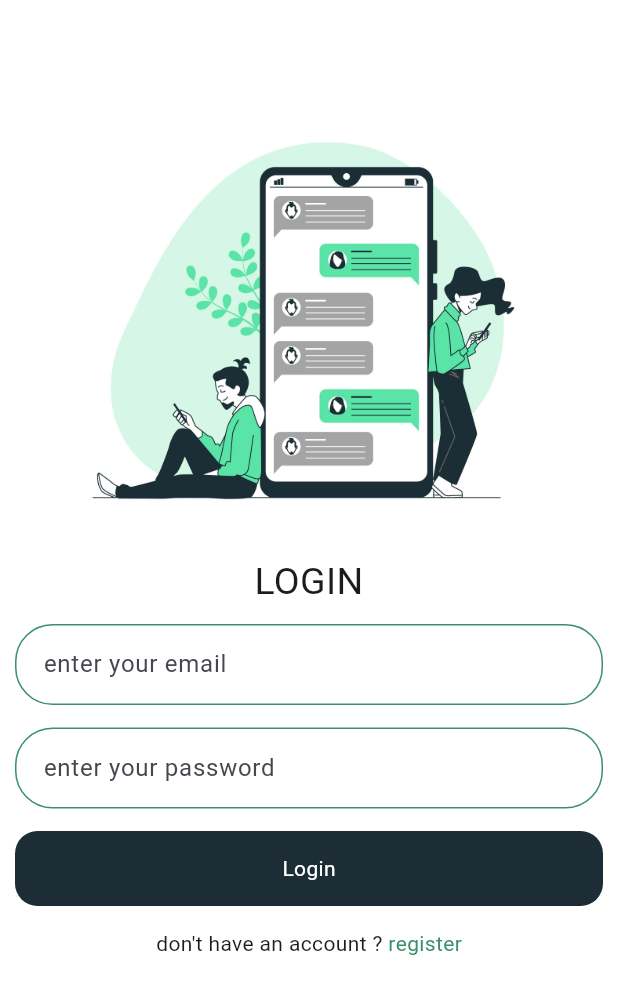
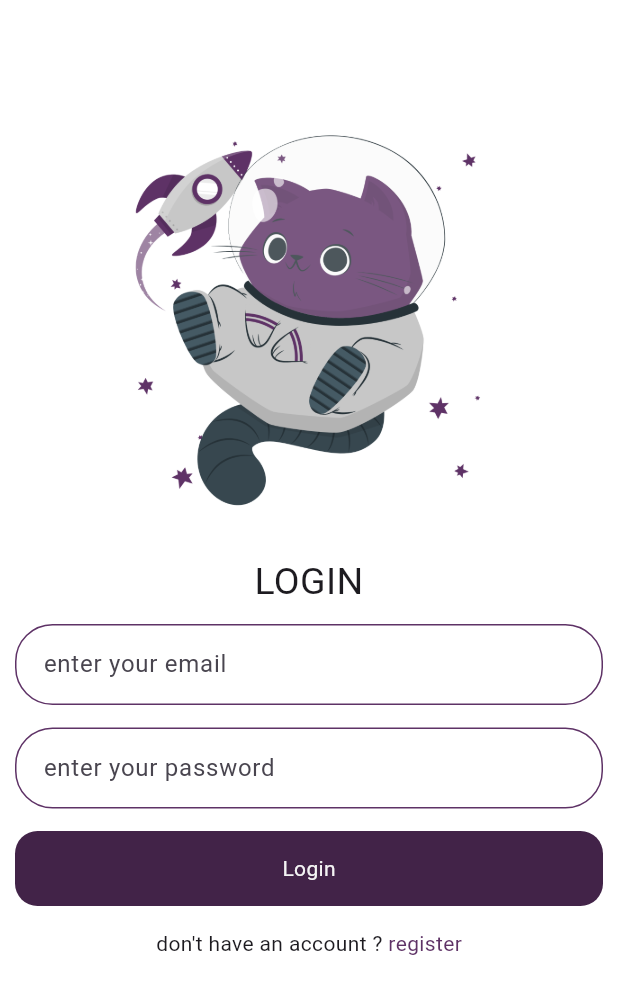
Before and after one commit to esraaehab333/Chat-App, a Flutter app: the screen it shows after launch, on a phone screen of 412 x 824 dp. Shown: the top 994 px of the screen. Run offline on Flutter 3.47's test engine with Material 3 defaults, Android fonts, the light colour scheme and no system bars; drawn by our look-alikes of modal_progress_hud_nsn; our stand-ins replace cloud_firestore, firebase_auth, firebase_core; accounts and stored records are empty.

Commit message:
commit 4

```diff
--- a/lib/constants.dart
+++ /dev/null
@@ -1,11 +0,0 @@
-// ignore_for_file: non_constant_identifier_names, constant_identifier_names
-
-import 'package:flutter/material.dart';
-import 'package:flutter/services.dart';
-
-Color EnableBorderSideColor = const Color.fromRGBO(57, 144, 106, 1);
-Color TextColor = const Color.fromRGBO(28, 45, 53, 1);
-Color WhiteColor = const Color.fromRGBO(255, 255, 255, 1);
-Color FoucseBorderSideColor = const Color.fromRGBO(91, 224, 167, 1);
-const KeyMessageCollection = "messages";
-const KMessage = "message";
--- /dev/null
+++ b/lib/constants/color.dart
@@ -0,0 +1,13 @@
+import 'package:flutter/material.dart';
+
+Color MyGray = const Color.fromRGBO(244, 244, 244, 1);
+Color MyPurple1 = const Color.fromRGBO(158, 132, 163, 1);
+Color MyPurple2 = const Color.fromRGBO(124, 88, 131, 1);
+Color MyPurple3 = const Color.fromRGBO(94, 50, 102, 1);
+Color MyPurple4 = const Color.fromRGBO(66, 35, 72, 1);
+Color MyGray2 = const Color.fromRGBO(38, 50, 56, 1);
+
+
+Color MyBrown1 = const Color.fromRGBO(174, 116, 97, 1);
+Color MyBrown2 = const Color.fromRGBO(121, 81, 68, 1);
+Color MyBrown3 = const Color.fromRGBO(111, 68, 57, 1);
--- /dev/null
+++ b/lib/constants/strings.dart
@@ -0,0 +1,2 @@
+const KeyMessageCollection = "messages";
+const KMessage = "message";
--- a/lib/models/message.dart
+++ b/lib/models/message.dart
@@ -1,4 +1,6 @@
-import 'package:chat_app/constants.dart';
+
+
+import 'package:chat_app/constants/strings.dart';
 
 class Message {
   final String id;
--- a/lib/screens/login_screen.dart
+++ b/lib/screens/login_screen.dart
@@ -1,6 +1,6 @@
 // ignore_for_file: use_build_context_synchronously
 
-import 'package:chat_app/constants.dart';
+import 'package:chat_app/constants/color.dart';
 import 'package:chat_app/helper/login_user.dart';
 import 'package:chat_app/helper/show_snack_bar.dart';
 import 'package:chat_app/screens/chat_screen.dart';
@@ -41,7 +41,7 @@ class _LoginScreenState extends State<LoginScreen> {
                   height: 60,
                 ),
                 const Image(
-                  image: AssetImage("assets/images/chat.jpg"),
+                  image: AssetImage("assets/images/Cat astronaut-cuate (2).png"),
                   height: 300,
                 ),
                 const SizedBox(
@@ -125,7 +125,7 @@ class _LoginScreenState extends State<LoginScreen> {
                       },
                       child: Text(
                         "register",
-                        style: TextStyle(color: EnableBorderSideColor),
+                        style: TextStyle(color: MyPurple3),
                       ),
                     ),
                   ],
@@ -138,3 +138,6 @@ class _LoginScreenState extends State<LoginScreen> {
     );
   }
 }
+
+class EnableBorderSideColor {
+}
--- a/lib/widgets/custom_button.dart
+++ b/lib/widgets/custom_button.dart
@@ -1,6 +1,7 @@
 // ignore_for_file: must_be_immutable
 
-import 'package:chat_app/constants.dart';
+
+import 'package:chat_app/constants/color.dart';
 import 'package:flutter/material.dart';
 
 class CustomButton extends StatelessWidget {
@@ -15,13 +16,13 @@ class CustomButton extends StatelessWidget {
         height: 50,
         width: double.infinity,
         decoration: BoxDecoration(
-          color: TextColor,
+          color: MyPurple4,
           borderRadius: BorderRadius.circular(15),
         ),
         child: Center(
           child: Text(
             lable,
-            style: TextStyle(color: WhiteColor),
+            style: TextStyle(color: MyGray),
           ),
         ),
       ),
--- a/lib/widgets/custom_form_text_filed.dart
+++ b/lib/widgets/custom_form_text_filed.dart
@@ -2,7 +2,7 @@
 
 // ignore_for_file: must_be_immutable
 
-import 'package:chat_app/constants.dart';
+import 'package:chat_app/constants/color.dart';
 import 'package:flutter/material.dart';
 
 class CustomFormTextFiled extends StatelessWidget {
@@ -22,13 +22,13 @@ class CustomFormTextFiled extends StatelessWidget {
       decoration: InputDecoration(
         contentPadding: const EdgeInsets.all(15),
         focusedBorder: OutlineInputBorder(
-          borderSide: BorderSide(color: FoucseBorderSideColor, width: 2.0),
+          borderSide: BorderSide(color:MyPurple2, width: 2.0),
           borderRadius: const BorderRadius.all(
             Radius.circular(25),
           ),
         ),
         enabledBorder: OutlineInputBorder(
-          borderSide: BorderSide(color: EnableBorderSideColor, width: 1.0),
+          borderSide: BorderSide(color: MyPurple3, width: 1.0),
           borderRadius: const BorderRadius.all(
             Radius.circular(25),
           ),
--- a/pubspec.yaml
+++ b/pubspec.yaml
@@ -39,6 +39,7 @@ dependencies:
   firebase_auth: ^4.15.3
   modal_progress_hud_nsn: ^0.4.0
   cloud_firestore: ^4.13.6
+  flutter_flushbar: ^0.0.2
 
 dev_dependencies:
   flutter_test:
```
Also changed, not shown: lib/helper/show_snack_bar.dart (+5 -2 lines), lib/screens/chat_screen.dart (+36 -10 lines), lib/screens/register_screen.dart (+21 -7 lines), lib/widgets/custom_chat_buble.dart (+10 -9 lines), assets/images/Cat astronaut-amico (1).png (added), assets/images/Cat astronaut-cuate (2).png (added), assets/images/Cat astronaut-cuate (3).png (added), assets/images/Cat astronaut-cuate (4).png (added), assets/images/Cat astronaut-pana (1).png (added), assets/images/Cat astronaut-pana (2).png (added), pubspec.lock.
